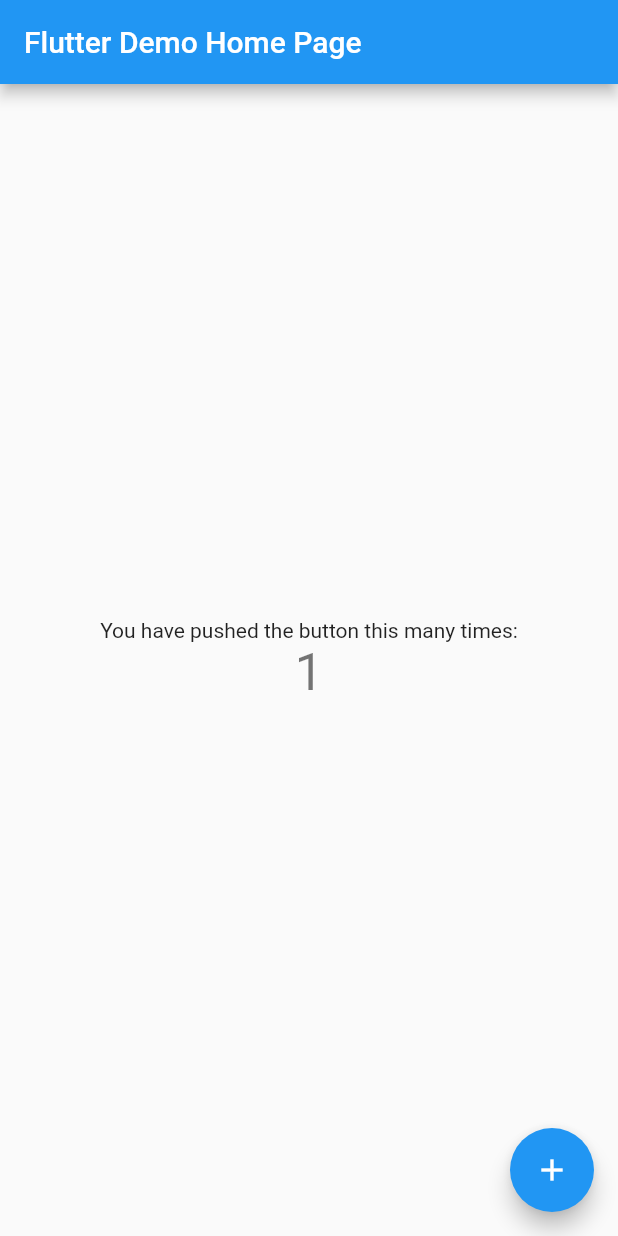
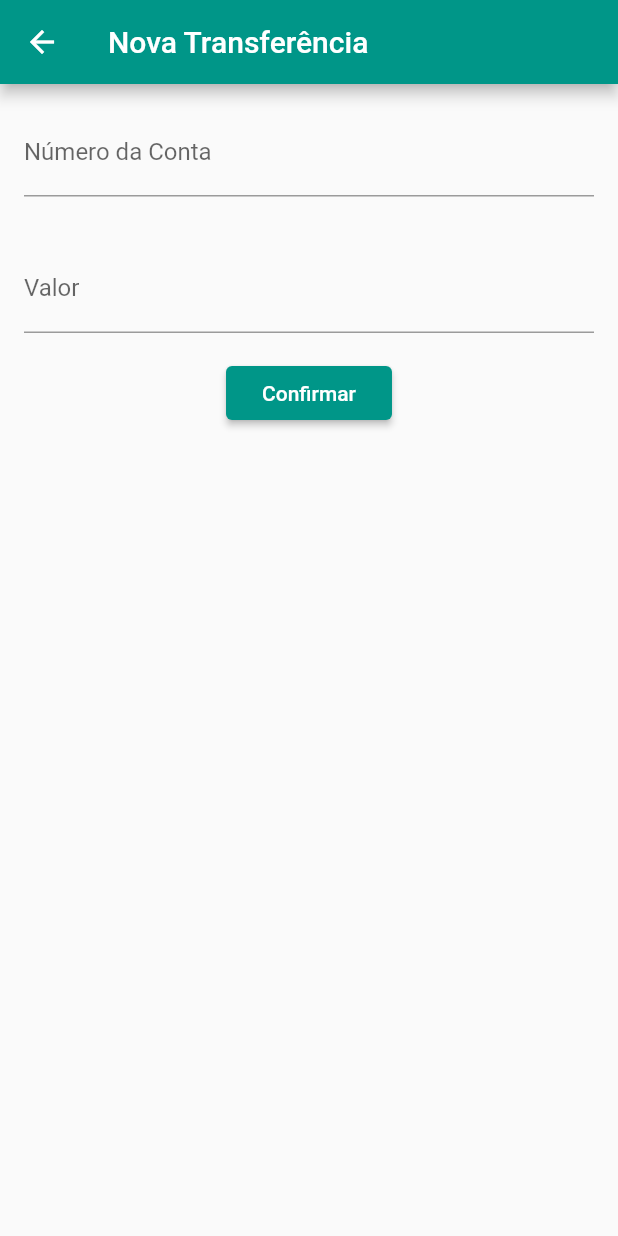
Before and after one commit to rafascm/bytebank-flutter, a Flutter app: the screen it shows after launch, after a tap on the "add" icon, on a phone screen of 412 x 824 dp. Run offline on Flutter 3.47's test engine with Material 2 defaults, Android fonts, the phone set to English and light mode, and no system bars.

Commit message:
adding transaciton list screen and new transaction

```diff
--- /dev/null
+++ b/lib/components/transaction_form_add_button.dart
@@ -0,0 +1,37 @@
+import 'package:flutter/material.dart';
+
+import '../models/transaction.dart';
+
+class AddTransactionButton extends StatelessWidget {
+  const AddTransactionButton({
+    Key key,
+    @required TextEditingController controllerAcc,
+    @required TextEditingController controllerValue,
+  })  : _controllerAcc = controllerAcc,
+        _controllerValue = controllerValue,
+        super(key: key);
+
+  final TextEditingController _controllerAcc;
+  final TextEditingController _controllerValue;
+
+  @override
+  Widget build(BuildContext context) {
+    return RaisedButton(
+      child: Text('Confirmar'),
+      onPressed: () => _addTransaction(context),
+    );
+  }
+
+  void _addTransaction(BuildContext ctx) {
+    final int _acc = int.tryParse(_controllerAcc.text);
+    final double _value = double.tryParse(_controllerValue.text);
+
+    if (_acc != null && _value != null) {
+      final createdTransaction = Transaction(
+        acc: _acc,
+        value: _value,
+      );
+      Navigator.pop(ctx, createdTransaction);
+    }
+  }
+}
--- /dev/null
+++ b/lib/components/transaction_form_input_editor.dart
@@ -0,0 +1,32 @@
+import 'package:flutter/material.dart';
+
+class InputEditor extends StatelessWidget {
+  const InputEditor({
+    Key key,
+    @required TextEditingController controller,
+    @required String label,
+    @required String hint,
+  })  : _controller = controller,
+        _label = label,
+        _hint = hint,
+        super(key: key);
+
+  final TextEditingController _controller;
+  final String _label;
+  final String _hint;
+
+  @override
+  Widget build(BuildContext context) {
+    return Padding(
+      padding: const EdgeInsets.all(16.0),
+      child: TextField(
+        controller: _controller,
+        keyboardType: TextInputType.number,
+        decoration: InputDecoration(
+          labelText: _label,
+          hintText: _hint,
+        ),
+      ),
+    );
+  }
+}
--- /dev/null
+++ b/lib/components/transaction_item.dart
@@ -0,0 +1,20 @@
+import 'package:flutter/material.dart';
+
+import '../models/transaction.dart';
+
+class TransactionItem extends StatelessWidget {
+  final Transaction _transaction;
+
+  const TransactionItem(this._transaction);
+
+  @override
+  Widget build(BuildContext context) {
+    return Card(
+      child: ListTile(
+        leading: Icon(Icons.monetization_on),
+        title: Text(_transaction.value.toString()),
+        subtitle: Text(_transaction.acc.toString()),
+      ),
+    );
+  }
+}
--- a/lib/main.dart
+++ b/lib/main.dart
@@ -1,66 +1,23 @@
 import 'package:flutter/material.dart';
 
-void main() {
-  runApp(MyApp());
-}
+import 'screens/transacton_list.dart';
 
-class MyApp extends StatelessWidget {
+void main() => runApp(ByteBankApp());
+
+class ByteBankApp extends StatelessWidget {
   @override
   Widget build(BuildContext context) {
     return MaterialApp(
-      title: 'Flutter Demo',
+      title: 'Bytebank',
       theme: ThemeData(
-        primarySwatch: Colors.blue,
-        visualDensity: VisualDensity.adaptivePlatformDensity,
-      ),
-      home: MyHomePage(title: 'Flutter Demo Home Page'),
+          primarySwatch: Colors.teal,
+          visualDensity: VisualDensity.adaptivePlatformDensity,
+          accentColor: Colors.teal,
+          buttonTheme: ButtonThemeData(
+            buttonColor: Colors.teal,
+            textTheme: ButtonTextTheme.primary,
+          )),
+      home: TransactionList(),
     );
   }
 }
-
-class MyHomePage extends StatefulWidget {
-  MyHomePage({Key key, this.title}) : super(key: key);
-
-  final String title;
-
-  @override
-  _MyHomePageState createState() => _MyHomePageState();
-}
-
-class _MyHomePageState extends State<MyHomePage> {
-  int _counter = 0;
-
-  void _incrementCounter() {
-    setState(() {
-      _counter++;
-    });
-  }
-
-  @override
-  Widget build(BuildContext context) {
-    return Scaffold(
-      appBar: AppBar(
-        title: Text(widget.title),
-      ),
-      body: Center(
-        child: Column(
-          mainAxisAlignment: MainAxisAlignment.center,
-          children: <Widget>[
-            Text(
-              'You have pushed the button this many times:',
-            ),
-            Text(
-              '$_counter',
-              style: Theme.of(context).textTheme.headline4,
-            ),
-          ],
-        ),
-      ),
-      floatingActionButton: FloatingActionButton(
-        onPressed: _incrementCounter,
-        tooltip: 'Increment',
-        child: Icon(Icons.add),
-      ),
-    );
-  }
-}
--- /dev/null
+++ b/lib/models/transaction.dart
@@ -0,0 +1,6 @@
+class Transaction {
+  final double value;
+  final int acc;
+
+  Transaction({this.value, this.acc});
+}
--- /dev/null
+++ b/lib/screens/transaction_form.dart
@@ -0,0 +1,44 @@
+import 'package:flutter/material.dart';
+
+import '../components/transaction_form_input_editor.dart';
+import '../components/transaction_form_add_button.dart';
+
+class TransactionForm extends StatefulWidget {
+  @override
+  _TransactionFormState createState() => _TransactionFormState();
+}
+
+class _TransactionFormState extends State<TransactionForm> {
+  final TextEditingController _controllerAcc = TextEditingController();
+
+  final TextEditingController _controllerValue = TextEditingController();
+
+  @override
+  Widget build(BuildContext context) {
+    return Scaffold(
+      appBar: AppBar(
+        title: Text('Nova Transferência'),
+      ),
+      body: SingleChildScrollView(
+        child: Column(
+          children: [
+            InputEditor(
+              controller: _controllerAcc,
+              label: 'Número da Conta',
+              hint: '00000',
+            ),
+            InputEditor(
+              controller: _controllerValue,
+              label: 'Valor',
+              hint: '0.00',
+            ),
+            AddTransactionButton(
+              controllerAcc: _controllerAcc,
+              controllerValue: _controllerValue,
+            ),
+          ],
+        ),
+      ),
+    );
+  }
+}
--- /dev/null
+++ b/lib/screens/transacton_list.dart
@@ -0,0 +1,46 @@
+import 'package:flutter/material.dart';
+
+import '../models/transaction.dart';
+import '../components/transaction_item.dart';
+import 'transaction_form.dart';
+
+class TransactionList extends StatefulWidget {
+  final List<Transaction> _transactions = List();
+
+  @override
+  _TransactionListState createState() => _TransactionListState();
+}
+
+class _TransactionListState extends State<TransactionList> {
+  @override
+  Widget build(BuildContext context) {
+    return Scaffold(
+      appBar: AppBar(
+        title: Text('Transferências'),
+      ),
+      body: ListView.builder(
+        itemCount: widget._transactions.length,
+        itemBuilder: (context, index) {
+          final tsx = widget._transactions[index];
+          return TransactionItem(tsx);
+        },
+      ),
+      floatingActionButton: FloatingActionButton(
+        onPressed: () {
+          final Future<Transaction> future = Navigator.push(
+            context,
+            MaterialPageRoute(builder: (context) => TransactionForm()),
+          );
+          future.then((transaction) {
+            if (transaction != null)
+              setState(() {
+                widget._transactions.add(transaction);
+              });
+          });
+        },
+        tooltip: 'Increment',
+        child: Icon(Icons.add),
+      ),
+    );
+  }
+}
```
Also changed, not shown: 1 other file.
